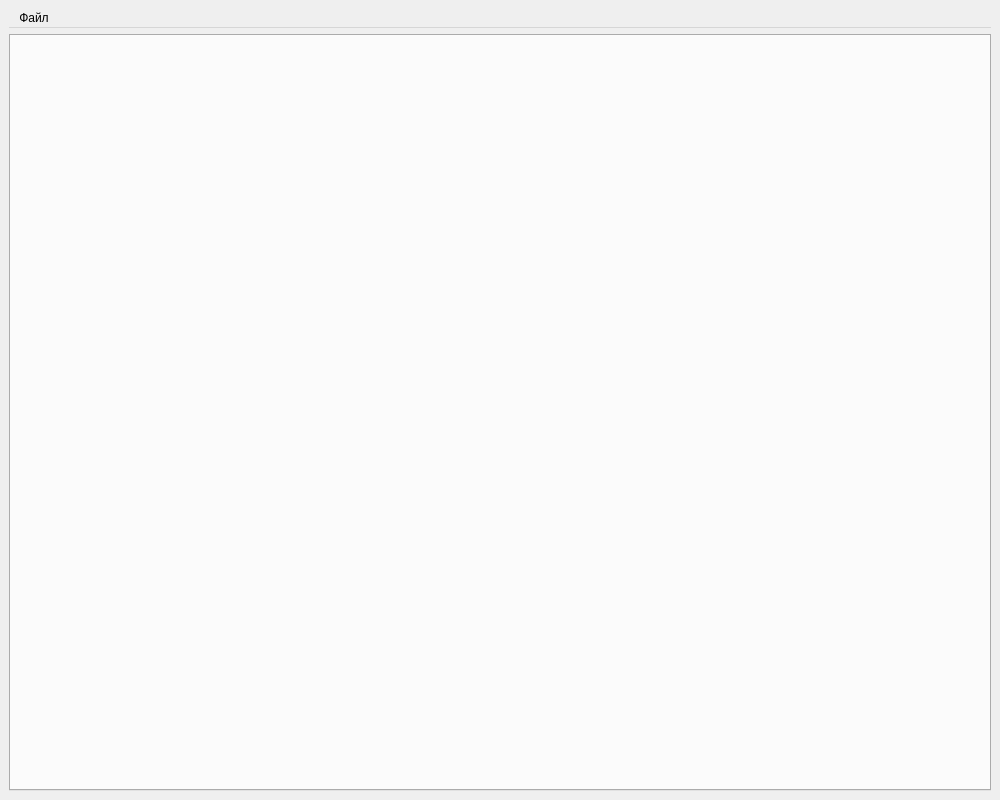
First picture: the form in src/uis/mainwindow.ui, repository b1t0nese/MacLearn, before the edit.
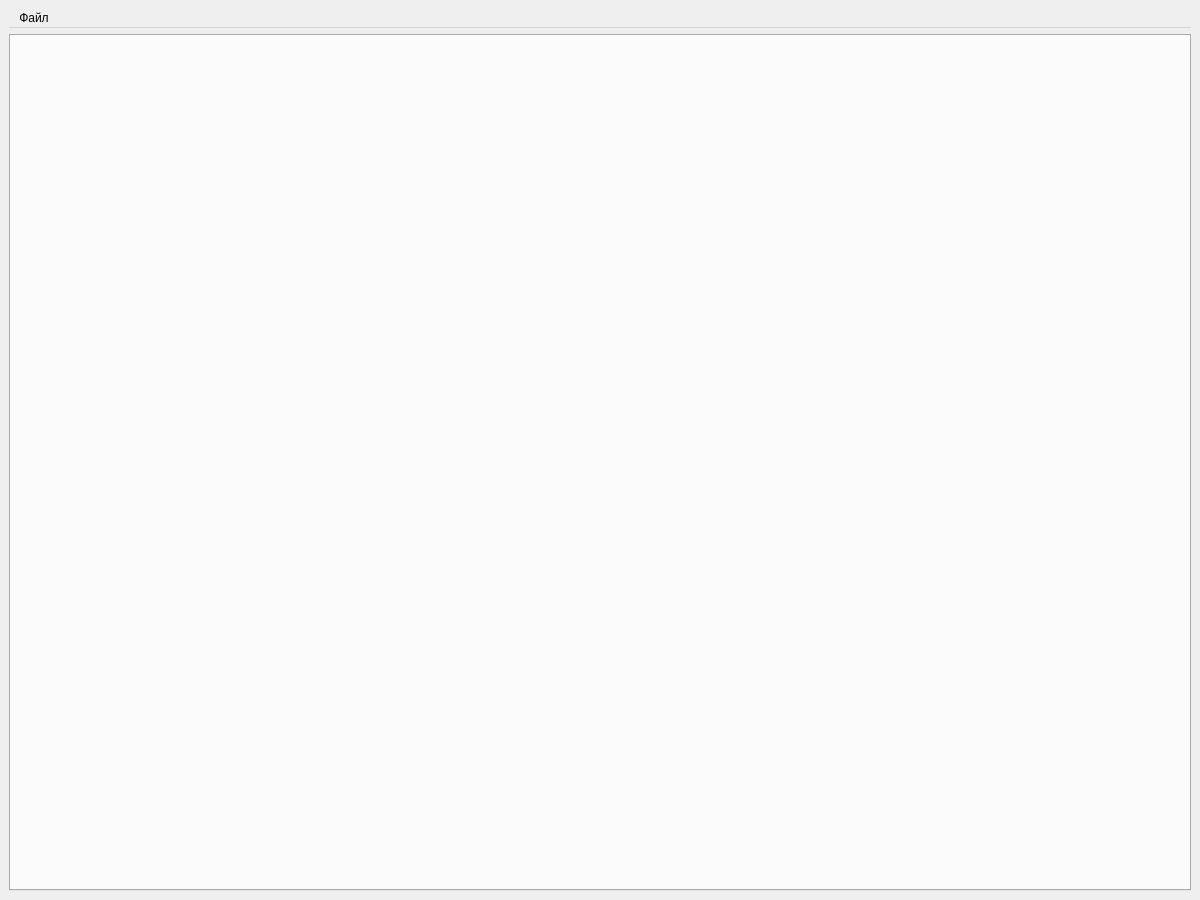
Second picture: the form after the edit.

```diff
--- a/src/uis/mainwindow.ui
+++ b/src/uis/mainwindow.ui
@@ -6,9 +6,21 @@
    <rect>
     <x>0</x>
     <y>0</y>
+    <width>1200</width>
+    <height>900</height>
+   </rect>
+  </property>
+  <property name="minimumSize">
+   <size>
     <width>1000</width>
     <height>800</height>
-   </rect>
+   </size>
+  </property>
+  <property name="maximumSize">
+   <size>
+    <width>16777215</width>
+    <height>16777215</height>
+   </size>
   </property>
   <property name="windowTitle">
    <string>MacLearn</string>
```
